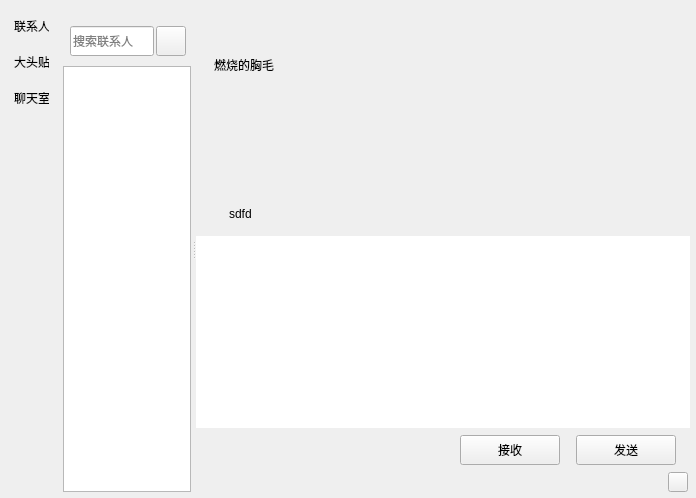
Above: Resource/Skin/ChatWgt.ui from CNGoSeI/IMClient before the change. Below: the same form after it.
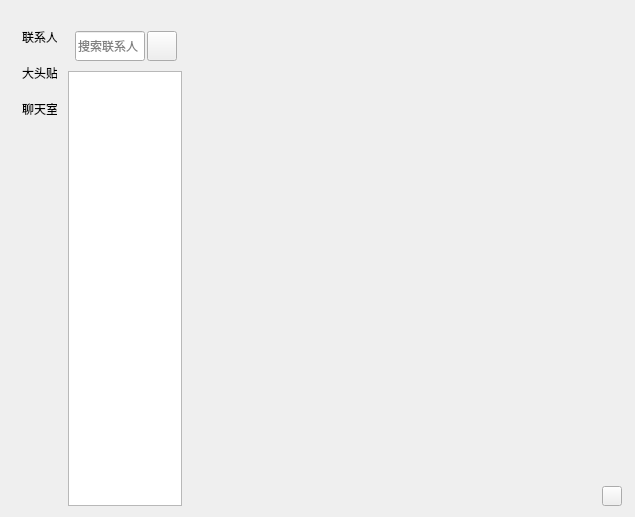
That is the form after the change. Icons and pictures are not drawn. Custom widgets are drawn as their Qt base class.

Diff of the .ui file:
```diff
--- a/Resource/Skin/ChatWgt.ui
+++ b/Resource/Skin/ChatWgt.ui
@@ -6,8 +6,8 @@
    <rect>
     <x>0</x>
     <y>0</y>
-    <width>696</width>
-    <height>498</height>
+    <width>635</width>
+    <height>517</height>
    </rect>
   </property>
   <property name="maximumSize">
@@ -23,18 +23,6 @@
    <double>1.000000000000000</double>
   </property>
   <layout class="QVBoxLayout" name="verticalLayout">
-   <property name="leftMargin">
-    <number>6</number>
-   </property>
-   <property name="topMargin">
-    <number>6</number>
-   </property>
-   <property name="rightMargin">
-    <number>6</number>
-   </property>
-   <property name="bottomMargin">
-    <number>6</number>
-   </property>
    <item>
     <widget class="QWidget" name="widget" native="true">
      <layout class="QVBoxLayout" name="verticalLayout_9">
@@ -93,16 +81,16 @@
            </property>
            <layout class="QVBoxLayout" name="verticalLayout_4">
             <property name="leftMargin">
-             <number>0</number>
+             <number>8</number>
             </property>
             <property name="topMargin">
-             <number>0</number>
+             <number>6</number>
             </property>
             <property name="rightMargin">
              <number>0</number>
             </property>
             <property name="bottomMargin">
-             <number>0</number>
+             <number>6</number>
             </property>
             <item>
              <widget class="QWidget" name="widget_2" native="true">
@@ -129,13 +117,13 @@
                 <number>1</number>
                </property>
                <property name="leftMargin">
-                <number>8</number>
+                <number>3</number>
                </property>
                <property name="topMargin">
                 <number>2</number>
                </property>
                <property name="rightMargin">
-                <number>4</number>
+                <number>2</number>
                </property>
                <property name="bottomMargin">
                 <number>2</number>
@@ -245,6 +233,9 @@
            <property name="frameShadow">
             <enum>QFrame::Sunken</enum>
            </property>
+           <property name="lineWidth">
+            <number>0</number>
+           </property>
            <layout class="QHBoxLayout" name="horizontalLayout">
             <property name="spacing">
              <number>0</number>
@@ -275,6 +266,9 @@
               <property name="frameShadow">
                <enum>QFrame::Raised</enum>
               </property>
+              <property name="lineWidth">
+               <number>0</number>
+              </property>
               <property name="midLineWidth">
                <number>0</number>
               </property>
@@ -282,7 +276,10 @@
                <enum>Qt::Horizontal</enum>
               </property>
               <property name="handleWidth">
-               <number>4</number>
+               <number>0</number>
+              </property>
+              <property name="childrenCollapsible">
+               <bool>false</bool>
               </property>
               <widget class="QFrame" name="Wgt_ChatSearch">
                <property name="sizePolicy">
@@ -545,7 +542,7 @@
                </property>
                <layout class="QVBoxLayout" name="verticalLayout_3">
                 <property name="spacing">
-                 <number>2</number>
+                 <number>0</number>
                 </property>
                 <property name="leftMargin">
                  <number>0</number>
@@ -602,7 +599,7 @@
                      </property>
                      <property name="sizeHint" stdset="0">
                       <size>
-                       <width>478</width>
+                       <width>439</width>
                        <height>20</height>
                       </size>
                      </property>
@@ -612,294 +609,13 @@
                  </widget>
                 </item>
                 <item>
-                 <widget class="QWidget" name="title_wid" native="true">
-                  <property name="sizePolicy">
-                   <sizepolicy hsizetype="Preferred" vsizetype="Fixed">
-                    <horstretch>0</horstretch>
-                    <verstretch>0</verstretch>
-                   </sizepolicy>
-                  </property>
-                  <property name="minimumSize">
-                   <size>
-                    <width>0</width>
-                    <height>0</height>
-                   </size>
-                  </property>
-                  <property name="maximumSize">
-                   <size>
-                    <width>16777215</width>
-                    <height>60</height>
-                   </size>
-                  </property>
-                  <layout class="QVBoxLayout" name="verticalLayout_6">
-                   <property name="topMargin">
-                    <number>9</number>
-                   </property>
-                   <item>
-                    <widget class="QWidget" name="widget_5" native="true">
-                     <property name="minimumSize">
-                      <size>
-                       <width>0</width>
-                       <height>15</height>
-                      </size>
-                     </property>
-                     <layout class="QHBoxLayout" name="horizontalLayout_3">
-                      <item>
-                       <widget class="QLabel" name="Lab_Title">
-                        <property name="text">
-                         <string>燃烧的胸毛</string>
-                        </property>
-                       </widget>
-                      </item>
-                     </layout>
-                    </widget>
-                   </item>
-                  </layout>
+                 <widget class="QStackedWidget" name="Stacked_Right">
+                  <widget class="QWidget" name="Chat"/>
+                  <widget class="QWidget" name="page_2"/>
                  </widget>
                 </item>
                 <item>
-                 <widget class="QWidget" name="data_wid" native="true">
-                  <property name="sizePolicy">
-                   <sizepolicy hsizetype="Preferred" vsizetype="Expanding">
-                    <horstretch>0</horstretch>
-                    <verstretch>0</verstretch>
-                   </sizepolicy>
-                  </property>
-                  <property name="minimumSize">
-                   <size>
-                    <width>0</width>
-                    <height>0</height>
-                   </size>
-                  </property>
-                  <property name="maximumSize">
-                   <size>
-                    <width>16777215</width>
-                    <height>65536</height>
-                   </size>
-                  </property>
-                 </widget>
-                </item>
-                <item>
-                 <widget class="QWidget" name="tool_wid" native="true">
-                  <property name="sizePolicy">
-                   <sizepolicy hsizetype="Preferred" vsizetype="Fixed">
-                    <horstretch>0</horstretch>
-                    <verstretch>0</verstretch>
-                   </sizepolicy>
-                  </property>
-                  <property name="minimumSize">
-                   <size>
-                    <width>0</width>
-                    <height>40</height>
-                   </size>
-                  </property>
-                  <property name="maximumSize">
-                   <size>
-                    <width>16777215</width>
-                    <height>40</height>
-                   </size>
-                  </property>
-                  <layout class="QHBoxLayout" name="horizontalLayout_5">
-                   <property name="leftMargin">
-                    <number>2</number>
-                   </property>
-                   <property name="topMargin">
-                    <number>2</number>
-                   </property>
-                   <property name="rightMargin">
-                    <number>2</number>
-                   </property>
-                   <property name="bottomMargin">
-                    <number>2</number>
-                   </property>
-                   <item>
-                    <widget class="ClickedLabel" name="Lab_Emo" native="true">
-                     <property name="minimumSize">
-                      <size>
-                       <width>25</width>
-                       <height>25</height>
-                      </size>
-                     </property>
-                     <property name="maximumSize">
-                      <size>
-                       <width>25</width>
-                       <height>25</height>
-                      </size>
-                     </property>
-                     <property name="text" stdset="0">
-                      <string/>
-                     </property>
-                    </widget>
-                   </item>
-                   <item>
-                    <widget class="QLabel" name="Lab_File">
-                     <property name="minimumSize">
-                      <size>
-                       <width>30</width>
-                       <height>30</height>
-                      </size>
-                     </property>
-                     <property name="maximumSize">
-                      <size>
-                       <width>30</width>
-                       <height>30</height>
-                      </size>
-                     </property>
-                     <property name="text">
-                      <string>sdfd</string>
-                     </property>
-                    </widget>
-                   </item>
-                   <item>
-                    <spacer name="horizontalSpacer_5">
-                     <property name="orientation">
-                      <enum>Qt::Horizontal</enum>
-                     </property>
-                     <property name="sizeHint" stdset="0">
-                      <size>
-                       <width>40</width>
-                       <height>20</height>
-                      </size>
-                     </property>
-                    </spacer>
-                   </item>
-                  </layout>
-                 </widget>
-                </item>
-                <item>
-                 <widget class="QTextEdit" name="Edt_Chat">
-                  <property name="sizePolicy">
-                   <sizepolicy hsizetype="Expanding" vsizetype="Preferred">
-                    <horstretch>0</horstretch>
-                    <verstretch>0</verstretch>
-                   </sizepolicy>
-                  </property>
-                  <property name="minimumSize">
-                   <size>
-                    <width>0</width>
-                    <height>0</height>
-                   </size>
-                  </property>
-                  <property name="maximumSize">
-                   <size>
-                    <width>16777215</width>
-                    <height>550</height>
-                   </size>
-                  </property>
-                  <property name="frameShape">
-                   <enum>QFrame::NoFrame</enum>
-                  </property>
-                 </widget>
-                </item>
-                <item>
-                 <widget class="QWidget" name="send_wid" native="true">
-                  <property name="minimumSize">
-                   <size>
-                    <width>0</width>
-                    <height>40</height>
-                   </size>
-                  </property>
-                  <property name="maximumSize">
-                   <size>
-                    <width>16777215</width>
-                    <height>40</height>
-                   </size>
-                  </property>
-                  <layout class="QHBoxLayout" name="horizontalLayout_4">
-                   <property name="topMargin">
-                    <number>2</number>
-                   </property>
-                   <property name="bottomMargin">
-                    <number>2</number>
-                   </property>
-                   <item>
-                    <spacer name="horizontalSpacer_2">
-                     <property name="orientation">
-                      <enum>Qt::Horizontal</enum>
-                     </property>
-                     <property name="sizeHint" stdset="0">
-                      <size>
-                       <width>36</width>
-                       <height>20</height>
-                      </size>
-                     </property>
-                    </spacer>
-                   </item>
-                   <item>
-                    <widget class="QPushButton" name="Btn_Recive">
-                     <property name="minimumSize">
-                      <size>
-                       <width>100</width>
-                       <height>30</height>
-                      </size>
-                     </property>
-                     <property name="maximumSize">
-                      <size>
-                       <width>100</width>
-                       <height>30</height>
-                      </size>
-                     </property>
-                     <property name="text">
-                      <string>接收</string>
-                     </property>
-                    </widget>
-                   </item>
-                   <item>
-                    <spacer name="horizontalSpacer_3">
-                     <property name="orientation">
-                      <enum>Qt::Horizontal</enum>
-                     </property>
-                     <property name="sizeType">
-                      <enum>QSizePolicy::Fixed</enum>
-                     </property>
-                     <property name="sizeHint" stdset="0">
-                      <size>
-                       <width>10</width>
-                       <height>20</height>
-                      </size>
-                     </property>
-                    </spacer>
-                   </item>
-                   <item>
-                    <widget class="QPushButton" name="Btn_Send">
-                     <property name="minimumSize">
-                      <size>
-                       <width>100</width>
-                       <height>30</height>
-                      </size>
-                     </property>
-                     <property name="maximumSize">
-                      <size>
-                       <width>100</width>
-                       <height>30</height>
-                      </size>
-                     </property>
-                     <property name="text">
-                      <string>发送</string>
-                     </property>
-                    </widget>
-                   </item>
-                   <item>
-                    <spacer name="horizontalSpacer_4">
-                     <property name="orientation">
-                      <enum>Qt::Horizontal</enum>
-                     </property>
-                     <property name="sizeType">
-                      <enum>QSizePolicy::Fixed</enum>
-                     </property>
-                     <property name="sizeHint" stdset="0">
-                      <size>
-                       <width>5</width>
-                       <height>20</height>
-                      </size>
-                     </property>
-                    </spacer>
-                   </item>
-                  </layout>
-                 </widget>
-                </item>
-                <item>
-                 <widget class="QWidget" name="widget_6" native="true">
+                 <widget class="QWidget" name="Wgt_Resize" native="true">
                   <property name="minimumSize">
                    <size>
                     <width>0</width>
@@ -987,13 +703,6 @@
    </item>
   </layout>
  </widget>
- <customwidgets>
-  <customwidget>
-   <class>ClickedLabel</class>
-   <extends>QWidget</extends>
-   <header>clickedlabel.h</header>
-  </customwidget>
- </customwidgets>
  <resources>
   <include location="../Assets.qrc"/>
  </resources>
```
